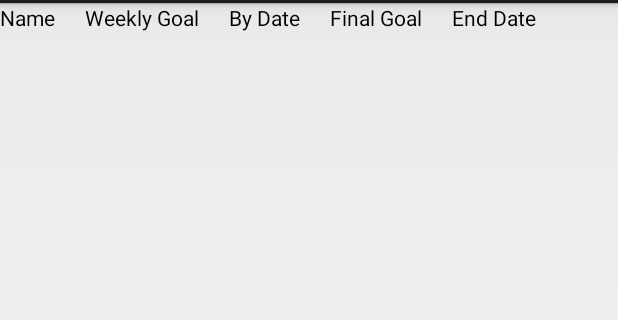
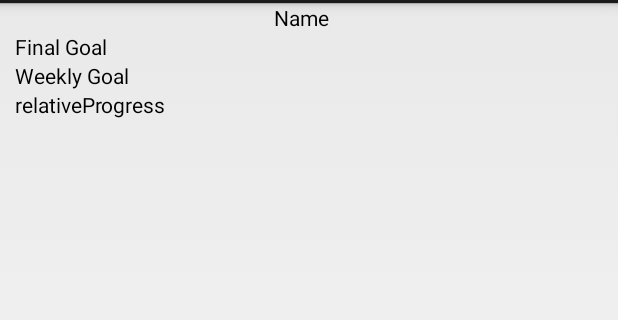
Before and after one commit to ashinskyd/GamifyHealth, an Android app: the layout goal_display_row.xml on its own in the app's theme, with its tools: preview values and no code run, on a phone screen of 412 x 824 dp, the part 69-389 px from its top. Run offline under Robolectric (Android 15) with nearby library versions, the phone set to English and light mode, and no system bars.

Commit message:
important logic fixes in dbconnection, wrote goal screen

```diff
--- a/app/src/main/java/com/cs400/gamifyhealth/Goal.java
+++ b/app/src/main/java/com/cs400/gamifyhealth/Goal.java
@@ -43,4 +43,6 @@ public class Goal {
         this.currentWeek++;
         this.currentWeekGoal++;
     }
+
+
 }
--- a/app/src/main/res/layout/goal_display_row.xml
+++ b/app/src/main/res/layout/goal_display_row.xml
@@ -1,13 +1,24 @@
 <?xml version="1.0" encoding="utf-8"?>
 <LinearLayout xmlns:android="http://schemas.android.com/apk/res/android"
     android:layout_width="match_parent"
-    android:layout_height="match_parent">
+    android:layout_height="match_parent"
+    android:orientation="vertical">
 
     <TextView
         android:layout_width="wrap_content"
         android:layout_height="wrap_content"
         android:text="Name"
         android:id="@+id/nameTextView"
+        android:paddingRight="10dp"
+        android:textColor="@android:color/black"
+        android:layout_gravity="center_horizontal" />
+
+    <TextView
+        android:layout_width="wrap_content"
+        android:layout_height="wrap_content"
+        android:text="Final Goal"
+        android:id="@+id/finalgoalTextView"
+        android:paddingLeft="10dp"
         android:paddingRight="10dp"
         android:textColor="@android:color/black" />
 
@@ -23,27 +34,10 @@
     <TextView
         android:layout_width="wrap_content"
         android:layout_height="wrap_content"
-        android:text="By Date"
-        android:id="@+id/weekdateTextView"
+        android:text="relativeProgress"
+        android:id="@+id/progressText"
         android:paddingLeft="10dp"
         android:paddingRight="10dp"
         android:textColor="@android:color/black" />
 
-    <TextView
-        android:layout_width="wrap_content"
-        android:layout_height="wrap_content"
-        android:text="Final Goal"
-        android:id="@+id/finalgoalTextView"
-        android:paddingLeft="10dp"
-        android:paddingRight="10dp"
-        android:textColor="@android:color/black" />
-
-    <TextView
-        android:layout_width="wrap_content"
-        android:layout_height="wrap_content"
-        android:text="End Date"
-        android:id="@+id/durationTextView"
-        android:paddingLeft="10dp"
-        android:paddingRight="10dp"
-        android:textColor="@android:color/black" />
 </LinearLayout>
--- a/app/src/main/res/values/strings.xml
+++ b/app/src/main/res/values/strings.xml
@@ -18,6 +18,8 @@
     <string name="drawer_open">Drawer Open</string>
     <string name="drawer_close">Drawer Closed</string>
     <string name="population">population</string>
+    <string name="finalgoalstring">Final Goal: </string>
+    <string name="weeklygoalstring">Weekly Goal: </string>
     <string name="hello_blank_fragment">Hello blank fragment</string>
     <string name="people1">A member of your village contracted and spread itching disease! The population suffered a little for it.</string>
     <string name="people2">Your village contracted itching disease</string>
```
Also changed, not shown: app/src/main/java/com/cs400/gamifyhealth/DBConnection.java (+87 -6 lines), app/src/main/java/com/cs400/gamifyhealth/GoalDisplayFragment.java (+40 -8 lines), 1 other file.
